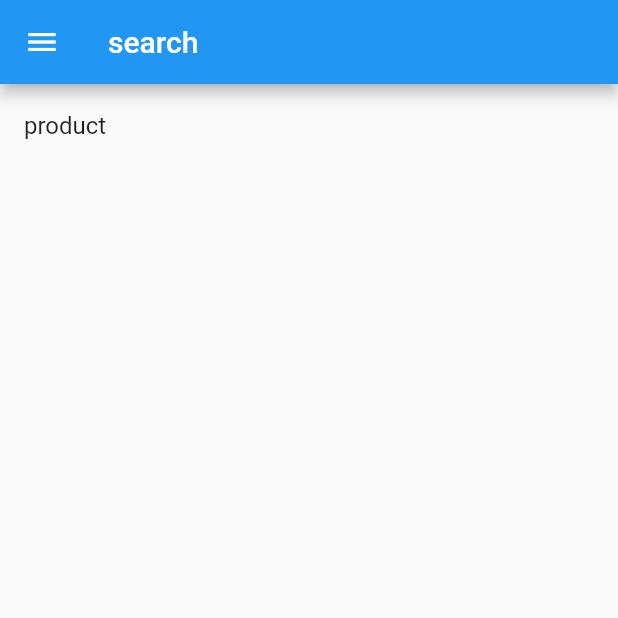
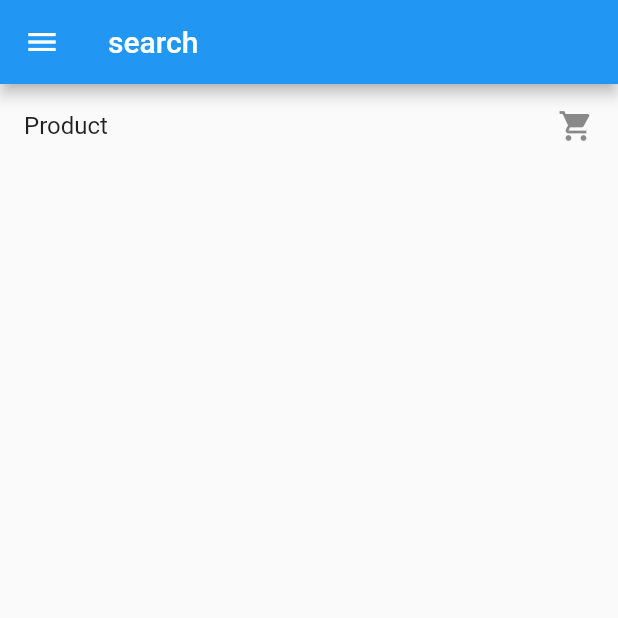
Before and after one commit to frederikstonge/flutter-blocpattern-poc, a Flutter app: the screen it shows after launch, item 2 of the bottom bar chosen, on a phone screen of 412 x 824 dp, the top half of it. Run offline on Flutter 3.47's test engine with Material 2 defaults, Android fonts, the phone set to English and light mode, and no system bars; drawn by our look-alikes of badges; our stand-ins replace flutter_bloc.

Commit message:
Refactor to look more like getx poc

```diff
--- a/lib/cubits/cart_cubit.dart
+++ b/lib/cubits/cart_cubit.dart
@@ -1,3 +1,4 @@
+import 'package:blocpattern/models/lineitem.dart';
 import 'package:flutter_bloc/flutter_bloc.dart';
 
 class CartCubit extends Cubit<List<LineItem>> {
@@ -14,10 +15,3 @@ class CartCubit extends Cubit<List<LineItem>> {
     emit(items);
   }
 }
-
-class LineItem {
-  String productId;
-  int quantity;
-
-  LineItem(this.productId, this.quantity);
-}
--- a/lib/main.dart
+++ b/lib/main.dart
@@ -1,9 +1,8 @@
+import 'package:blocpattern/routes/app_pages.dart';
 import 'package:flutter/material.dart';
 import 'package:flutter_bloc/flutter_bloc.dart';
 
 import 'cubits/cart_cubit.dart';
-import 'cubits/home_cubit.dart';
-import 'pages/home_page.dart';
 
 void main() => runApp(const CounterApp());
 
@@ -23,13 +22,8 @@ class CounterApp extends StatelessWidget {
         ],
         child: child!,
       ),
-      routes: {
-        "/": (context) => BlocProvider(
-              create: (_) => HomeCubit(),
-              child: HomePage(),
-            ),
-      },
-      initialRoute: "/",
+      routes: AppPages.routes,
+      initialRoute: Routes.home,
     );
   }
 }
--- /dev/null
+++ b/lib/models/lineitem.dart
@@ -0,0 +1,6 @@
+class LineItem {
+  String productId;
+  int quantity;
+
+  LineItem(this.productId, this.quantity);
+}
--- a/lib/pages/cart_page.dart
+++ b/lib/pages/cart_page.dart
@@ -1,3 +1,4 @@
+import 'package:blocpattern/models/lineitem.dart';
 import 'package:flutter/material.dart';
 import 'package:flutter_bloc/flutter_bloc.dart';
 import 'package:blocpattern/cubits/cart_cubit.dart';
--- a/lib/pages/home_page.dart
+++ b/lib/pages/home_page.dart
@@ -1,4 +1,5 @@
 import 'package:badges/badges.dart';
+import 'package:blocpattern/models/lineitem.dart';
 import 'package:flutter/material.dart';
 import 'package:flutter_bloc/flutter_bloc.dart';
 import 'package:blocpattern/cubits/cart_cubit.dart';
--- a/lib/pages/search_page.dart
+++ b/lib/pages/search_page.dart
@@ -11,7 +11,8 @@ class SearchPage extends StatelessWidget {
     return ListView(
       children: [
         ListTile(
-          title: const Text("product"),
+          title: const Text("Product"),
+          trailing: const Icon(Icons.shopping_cart),
           onTap: () => showModalBottomSheet(
             shape: const RoundedRectangleBorder(
               borderRadius: BorderRadiusDirectional.only(
--- /dev/null
+++ b/lib/routes/app_pages.dart
@@ -0,0 +1,17 @@
+import 'package:blocpattern/cubits/home_cubit.dart';
+import 'package:blocpattern/pages/home_page.dart';
+import 'package:flutter/cupertino.dart';
+import 'package:flutter_bloc/flutter_bloc.dart';
+
+part 'app_routes.dart';
+
+class AppPages {
+  AppPages._();
+
+  static final routes = {
+    Routes.home: (BuildContext buildContext) => BlocProvider(
+          create: (_) => HomeCubit(),
+          child: HomePage(),
+        ),
+  };
+}
--- /dev/null
+++ b/lib/routes/app_routes.dart
@@ -0,0 +1,9 @@
+part of 'app_pages.dart';
+
+abstract class Routes {
+  static const home = _Paths.home;
+}
+
+abstract class _Paths {
+  static const home = '/';
+}
```
